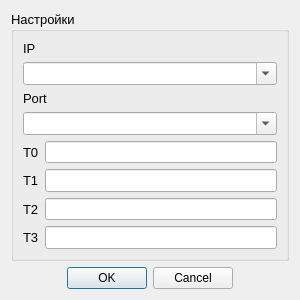
Above: settingsdialog.ui from MicroKoder/QIEC104 before the change. Below: the same form after it.
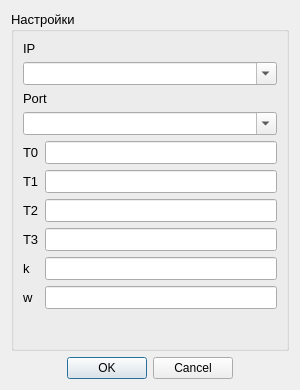
That is the form after the change.

The edit to the form file:
```diff
--- a/settingsdialog.ui
+++ b/settingsdialog.ui
@@ -7,7 +7,7 @@
     <x>0</x>
     <y>0</y>
     <width>300</width>
-    <height>300</height>
+    <height>390</height>
    </rect>
   </property>
   <property name="sizePolicy">
@@ -19,13 +19,13 @@
   <property name="minimumSize">
    <size>
     <width>300</width>
-    <height>300</height>
+    <height>390</height>
    </size>
   </property>
   <property name="maximumSize">
    <size>
     <width>300</width>
-    <height>300</height>
+    <height>390</height>
    </size>
   </property>
   <property name="windowTitle">
@@ -119,6 +119,26 @@
         <item row="3" column="1">
          <widget class="QLineEdit" name="edit_t3"/>
         </item>
+        <item row="5" column="1">
+         <widget class="QLineEdit" name="edit_k"/>
+        </item>
+        <item row="5" column="0">
+         <widget class="QLabel" name="label_7">
+          <property name="text">
+           <string>k</string>
+          </property>
+         </widget>
+        </item>
+        <item row="6" column="1">
+         <widget class="QLineEdit" name="edit_w"/>
+        </item>
+        <item row="6" column="0">
+         <widget class="QLabel" name="label_8">
+          <property name="text">
+           <string>w</string>
+          </property>
+         </widget>
+        </item>
        </layout>
       </item>
       <item>
```
